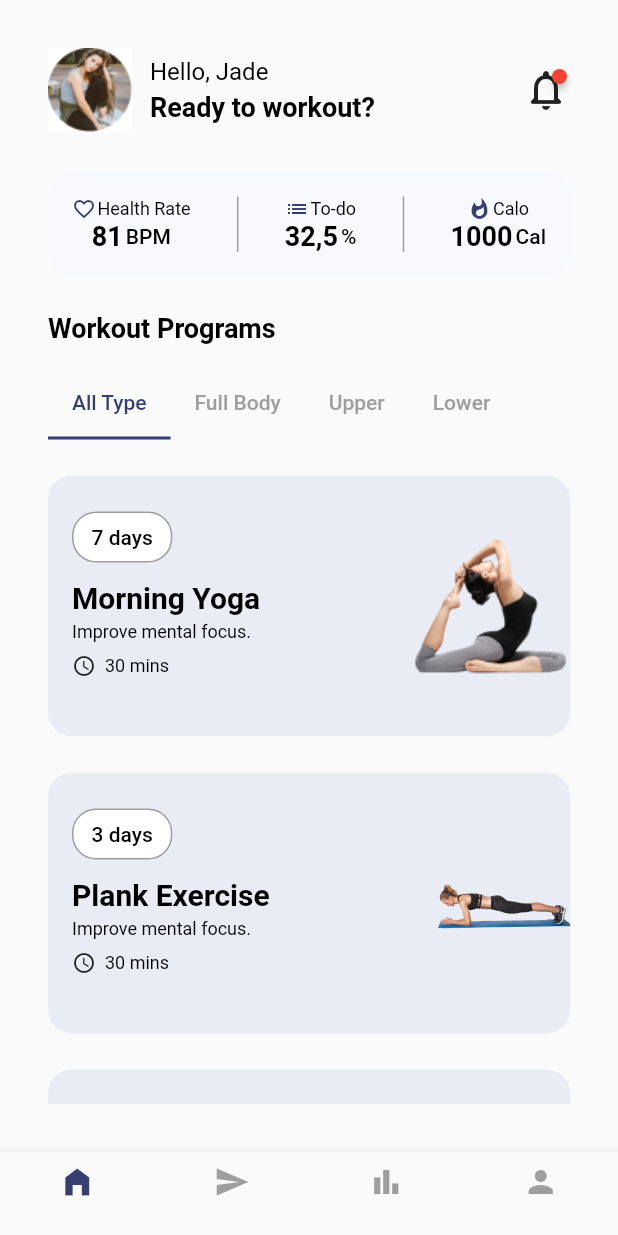
After one commit to MuhamedUssama/Route_Exam, a Flutter app: the HomeScreenSecond screen opened by its route, on a phone screen of 412 x 824 dp. The commit adds this screen. Run offline on Flutter 3.47's test engine with Material 2 defaults, Android fonts, the phone set to English and light mode, and no system bars; drawn by our look-alikes of badges; our stand-ins replace carousel_slider.

Commit message:
Finished the second screen

```diff
--- a/lib/main.dart
+++ b/lib/main.dart
@@ -1,6 +1,6 @@
 import 'package:exam/ui/screens/screen_1/main1.dart';
 import 'package:exam/ui/provider/page_provider.dart';
-import 'package:exam/ui/screens/screen_2/home.dart';
+import 'package:exam/ui/screens/screen_2/main2.dart';
 import 'package:exam/ui/screens/screen_3/home.dart';
 import 'package:flutter/material.dart';
 import 'package:provider/provider.dart';
@@ -21,7 +21,7 @@ class MyApp extends StatelessWidget {
         debugShowCheckedModeBanner: false,
         routes: {
           HomeScreenOne.routeName: (_) => HomeScreenOne(),
-          // HomeScreenSecond.routeName: (_) => HomeScreenOne(),
+          HomeScreenSecond.routeName: (_) => HomeScreenSecond(),
           // HomeScreenThird.routeName: (_) => HomeScreenOne(),
         },
         initialRoute: HomeScreenOne.routeName,
--- a/lib/ui/screens/screen_1/home_screen.dart
+++ b/lib/ui/screens/screen_1/home_screen.dart
@@ -33,7 +33,7 @@ class _HomeState extends State<Home> {
                 const Spacer(),
                 badges.Badge(
                   badgeContent: const Text(""),
-                  position: badges.BadgePosition.topEnd(top: -6, end: 0),
+                  position: badges.BadgePosition.topEnd(top: -6, end: 2),
                   child: const Icon(Icons.notifications_none_rounded, size: 32),
                 ),
               ],
--- /dev/null
+++ b/lib/ui/screens/screen_2/bottom_nav.dart
@@ -0,0 +1,52 @@
+import 'package:exam/ui/provider/page_provider.dart';
+import 'package:exam/ui/utils/app_colors.dart';
+import 'package:flutter/material.dart';
+import 'package:provider/provider.dart';
+
+class BottomNav extends StatelessWidget {
+  const BottomNav({super.key});
+
+  @override
+  Widget build(BuildContext context) {
+    final pageProvider = Provider.of<PageProvider>(context);
+    return BottomNavigationBar(
+        type: BottomNavigationBarType.fixed,
+        onTap: (value) {
+          pageProvider.setPage(value);
+        },
+        items: <BottomNavigationBarItem>[
+          BottomNavigationBarItem(
+              icon: Icon(
+                Icons.home_filled,
+                color: pageProvider.selectedIndex == 0
+                    ? AppColors.clickedIcon2
+                    : Colors.grey,
+              ),
+              label: ""),
+          BottomNavigationBarItem(
+              icon: Icon(
+                Icons.send,
+                color: pageProvider.selectedIndex == 1
+                    ? AppColors.clickedIcon2
+                    : Colors.grey,
+              ),
+              label: ""),
+          BottomNavigationBarItem(
+              icon: Icon(
+                Icons.bar_chart_outlined,
+                color: pageProvider.selectedIndex == 2
+                    ? AppColors.clickedIcon2
+                    : Colors.grey,
+              ),
+              label: ""),
+          BottomNavigationBarItem(
+              icon: Icon(
+                Icons.person,
+                color: pageProvider.selectedIndex == 3
+                    ? AppColors.clickedIcon2
+                    : Colors.grey,
+              ),
+              label: ""),
+        ]);
+  }
+}
--- a/lib/ui/screens/screen_2/home.dart
+++ /dev/null
@@ -1,11 +0,0 @@
-import 'package:flutter/material.dart';
-
-class HomeScreenSecond extends StatelessWidget {
-  static const routeName = "screen_2";
-  const HomeScreenSecond({Key? key}) : super(key: key);
-
-  @override
-  Widget build(BuildContext context) {
-    return Container();
-  }
-}
--- /dev/null
+++ b/lib/ui/screens/screen_2/main2.dart
@@ -0,0 +1,29 @@
+import 'package:exam/ui/provider/page_provider.dart';
+import 'package:exam/ui/screens/screen_2/bottom_nav.dart';
+import 'package:exam/ui/screens/screen_2/pages/analysis.dart';
+import 'package:exam/ui/screens/screen_2/pages/arrow.dart';
+import 'package:exam/ui/screens/screen_2/pages/Home/home.dart';
+import 'package:exam/ui/screens/screen_2/pages/person.dart';
+import 'package:flutter/material.dart';
+import 'package:provider/provider.dart';
+
+class HomeScreenSecond extends StatelessWidget {
+  static const routeName = "screen_2";
+  HomeScreenSecond({Key? key}) : super(key: key);
+
+  final List<Widget> pageWidgetsForSecondScreen = [
+    HomeScreen(),
+    ArrowScreen(),
+    AnalysisScreen(),
+    PersonScreen()
+  ];
+
+  @override
+  Widget build(BuildContext context) {
+    return Scaffold(
+      body: pageWidgetsForSecondScreen[
+          Provider.of<PageProvider>(context).selectedIndex],
+      bottomNavigationBar: const BottomNav(),
+    );
+  }
+}
--- /dev/null
+++ b/lib/ui/screens/screen_2/pages/Home/Workout Types/all_type.dart
@@ -0,0 +1,87 @@
+import 'package:exam/ui/utils/app_theme.dart';
+import 'package:flutter/material.dart';
+
+class AllType extends StatelessWidget {
+  final String title;
+  final String days;
+  final String image;
+  const AllType(
+      {super.key,
+      required this.title,
+      required this.days,
+      required this.image});
+
+  @override
+  Widget build(BuildContext context) {
+    return ClipRRect(
+      borderRadius: BorderRadius.circular(16),
+      child: Container(
+        width: double.infinity,
+        height: 174,
+        color: const Color(0xffEAECF5),
+        child: Row(
+          children: [
+            Expanded(
+              flex: 2,
+              child: Padding(
+                padding:
+                    const EdgeInsets.symmetric(vertical: 24, horizontal: 16),
+                child: Column(
+                  crossAxisAlignment: CrossAxisAlignment.start,
+                  children: [
+                    Container(
+                      padding: const EdgeInsets.symmetric(
+                          vertical: 8, horizontal: 12),
+                      decoration: BoxDecoration(
+                          color: Colors.white,
+                          border: Border.all(
+                            color: Colors.grey,
+                            width: 1,
+                          ),
+                          borderRadius: BorderRadius.circular(16)),
+                      child: Text(
+                        days,
+                        style: AppTheme.primaryTextStyle.copyWith(
+                            fontSize: 14, fontWeight: FontWeight.w500),
+                        textAlign: TextAlign.center,
+                      ),
+                    ),
+                    const SizedBox(height: 12),
+                    Text(
+                      title,
+                      style: AppTheme.primaryTextStyle
+                          .copyWith(fontSize: 20, fontWeight: FontWeight.w600),
+                    ),
+                    const SizedBox(height: 4),
+                    Text(
+                      "Improve mental focus.",
+                      style: AppTheme.primaryTextStyle
+                          .copyWith(fontSize: 12, fontWeight: FontWeight.w400),
+                    ),
+                    const SizedBox(height: 8),
+                    Row(
+                      children: [
+                        const Icon(Icons.watch_later_outlined, size: 16),
+                        const SizedBox(width: 6),
+                        Text(
+                          "30 mins",
+                          style: AppTheme.primaryTextStyle.copyWith(
+                              fontSize: 12, fontWeight: FontWeight.w400),
+                        )
+                      ],
+                    ),
+                  ],
+                ),
+              ),
+            ),
+            Expanded(
+              flex: 1,
+              child: Image.asset(image),
+            ),
+          ],
+        ),
+      ),
+    );
+  }
+}
+//"assets/screen_2/images/yoga.png"
--- /dev/null
+++ b/lib/ui/screens/screen_2/pages/Home/custom_health.dart
@@ -0,0 +1,51 @@
+import 'package:exam/ui/utils/app_colors.dart';
+import 'package:exam/ui/utils/app_theme.dart';
+import 'package:flutter/material.dart';
+
+class Health extends StatelessWidget {
+  final String title;
+  final String number;
+  final String unit;
+  final IconData icon;
+
+  const Health({
+    super.key,
+    required this.title,
+    required this.number,
+    required this.unit,
+    required this.icon,
+  });
+
+  @override
+  Widget build(BuildContext context) {
+    return Column(
+      children: [
+        Row(
+          children: [
+            Icon(
+              icon,
+              color: AppColors.clickedIcon2,
+              size: 16,
+              weight: 600,
+            ),
+            const SizedBox(width: 1),
+            Text(
+              title,
+              style: AppTheme.normalTextStyle.copyWith(fontSize: 12),
+            )
+          ],
+        ),
+        Row(
+          children: [
+            Text(number,
+                style: AppTheme.primaryTextStyle.copyWith(fontSize: 18)),
+            const SizedBox(width: 2),
+            Text(unit,
+                style: AppTheme.normalTextStyle
+                    .copyWith(fontSize: 14, fontWeight: FontWeight.w500)),
+          ],
+        )
+      ],
+    );
+  }
+}
--- /dev/null
+++ b/lib/ui/screens/screen_2/pages/Home/home.dart
@@ -0,0 +1,186 @@
+import 'package:exam/ui/screens/screen_2/pages/Home/Workout%20Types/all_type.dart';
+import 'package:exam/ui/screens/screen_2/pages/Home/custom_health.dart';
+import 'package:exam/ui/utils/app_colors.dart';
+import 'package:flutter/material.dart';
+import 'package:badges/badges.dart' as badges;
+
+import 'package:exam/ui/utils/app_theme.dart';
+
+class HomeScreen extends StatefulWidget {
+  const HomeScreen({super.key});
+
+  @override
+  State<HomeScreen> createState() => _HomeScreenState();
+}
+
+class _HomeScreenState extends State<HomeScreen> with TickerProviderStateMixin {
+  @override
+  Widget build(BuildContext context) {
+    TabController tabController = TabController(length: 4, vsync: this);
+    List<Map<String, String>> allTypeData = [
+      {
+        "title": "Morning Yoga",
+        "days": "7 days",
+        "image": "assets/screen_2/images/yoga.png"
+      },
+      {
+        "title": "Plank Exercise",
+        "days": "3 days",
+        "image": "assets/screen_2/images/plank.png"
+      },
+      {
+        "title": "Evening Yoga",
+        "days": "5 days",
+        "image": "assets/screen_2/images/yoga.png"
+      },
+    ];
+    return Scaffold(
+      body: Padding(
+        padding: const EdgeInsets.all(32),
+        child: Column(
+          crossAxisAlignment: CrossAxisAlignment.start,
+          children: [
+            Row(
+              mainAxisAlignment: MainAxisAlignment.spaceBetween,
+              children: [
+                Row(
+                  children: [
+                    Image.asset(
+                      "assets/screen_2/images/logo.jpg",
+                      height: 56,
+                      width: 56,
+                    ),
+                    const SizedBox(width: 12),
+                    Column(
+                      crossAxisAlignment: CrossAxisAlignment.start,
+                      children: [
+                        const Text("Hello, Jade",
+                            style: AppTheme.normalTextStyle),
+                        const SizedBox(height: 4),
+                        Text("Ready to workout?",
+                            style: AppTheme.primaryTextStyle
+                                .copyWith(fontSize: 18)),
+                      ],
+                    ),
+                  ],
+                ),
+                badges.Badge(
+                  badgeContent: const Text(""),
+                  position: badges.BadgePosition.topEnd(top: -6, end: 2),
+                  child: const Icon(
+                    Icons.notifications_none_rounded,
+                    size: 32,
+                    weight: 600,
+                  ),
+                )
+              ],
+            ),
+            const SizedBox(height: 27),
+            ClipRRect(
+              borderRadius: BorderRadius.circular(16),
+              child: Container(
+                color: AppColors.background2,
+                width: double.infinity,
+                padding: const EdgeInsets.all(16),
+                child: const IntrinsicHeight(
+                  child: Row(
+                    mainAxisAlignment: MainAxisAlignment.spaceBetween,
+                    children: [
+                      Health(
+                          title: "Health Rate",
+                          number: "81",
+                          unit: "BPM",
+                          icon: Icons.favorite_border_outlined),
+                      VerticalDivider(
+                        color: Colors.grey,
+                        thickness: 1,
+                        width: 2,
+                      ),
+                      Health(
+                          title: "To-do",
+                          number: "32,5",
+                          unit: "%",
+                          icon: Icons.list),
+                      VerticalDivider(
+                        color: Colors.grey,
+                        thickness: 1,
+                        width: 2,
+                      ),
+                      Health(
+                          title: "Calo",
+                          number: "1000",
+                          unit: "Cal",
+                          icon: Icons.whatshot),
+                    ],
+                  ),
+                ),
+              ),
+            ),
+            const SizedBox(height: 24),
+            Text(
+              "Workout Programs",
+              style: AppTheme.primaryTextStyle.copyWith(fontSize: 18),
+            ),
+            const SizedBox(height: 16),
+            TabBar(
+              unselectedLabelColor: Colors.grey,
+              labelColor: AppColors.clickedIcon2,
+              indicatorColor: AppColors.clickedIcon2,
+              isScrollable: true,
+              controller: tabController,
+              tabs: const [
+                Tab(
+                  text: "All Type",
+                ),
+                Tab(
+                  text: "Full Body",
+                ),
+                Tab(
+                  text: "Upper",
+                ),
+                Tab(
+                  text: "Lower",
+                ),
+              ],
+            ),
+            const SizedBox(height: 24),
+            Expanded(
+              child: TabBarView(
+                controller: tabController,
+                children: [
+                  ListView.builder(
+                    padding: EdgeInsets.zero,
+                    itemCount: allTypeData.length,
+                    itemBuilder: (BuildContext context, int index) {
+                      String title = allTypeData[index]["title"] ?? "";
+                      String days = allTypeData[index]["days"] ?? "";
+                      String image = allTypeData[index]["image"] ?? "";
+
+                      return Column(
+                        children: [
+                          AllType(
+                            title: title,
+                            days: days,
+                            image: image,
+                          ),
+                          const SizedBox(height: 24),
+                        ],
+                      );
+                    },
+                  ),
+                  const Center(
+                      child:
+                          Text("Full Body", style: AppTheme.primaryTextStyle)),
+                  const Center(
+                      child: Text("Upper", style: AppTheme.primaryTextStyle)),
+                  const Center(
+                      child: Text("Lower", style: AppTheme.primaryTextStyle)),
+                ],
+              ),
+            ),
+          ],
+        ),
+      ),
+    );
+  }
+}
--- /dev/null
+++ b/lib/ui/screens/screen_2/pages/analysis.dart
@@ -0,0 +1,16 @@
+import 'package:exam/ui/utils/app_theme.dart';
+import 'package:flutter/material.dart';
+
+class AnalysisScreen extends StatelessWidget {
+  const AnalysisScreen({super.key});
+
+  @override
+  Widget build(BuildContext context) {
+    return const Center(
+      child: Column(
+        mainAxisAlignment: MainAxisAlignment.center,
+        children: [Text("Analysis Screen", style: AppTheme.primaryTextStyle)],
+      ),
+    );
+  }
+}
--- /dev/null
+++ b/lib/ui/screens/screen_2/pages/arrow.dart
@@ -0,0 +1,16 @@
+import 'package:exam/ui/utils/app_theme.dart';
+import 'package:flutter/material.dart';
+
+class ArrowScreen extends StatelessWidget {
+  const ArrowScreen({super.key});
+
+  @override
+  Widget build(BuildContext context) {
+    return const Center(
+      child: Column(
+        mainAxisAlignment: MainAxisAlignment.center,
+        children: [Text("Arrow Screen", style: AppTheme.primaryTextStyle)],
+      ),
+    );
+  }
+}
--- /dev/null
+++ b/lib/ui/screens/screen_2/pages/person.dart
@@ -0,0 +1,16 @@
+import 'package:exam/ui/utils/app_theme.dart';
+import 'package:flutter/material.dart';
+
+class PersonScreen extends StatelessWidget {
+  const PersonScreen({super.key});
+
+  @override
+  Widget build(BuildContext context) {
+    return const Center(
+      child: Column(
+        mainAxisAlignment: MainAxisAlignment.center,
+        children: [Text("Person Screen", style: AppTheme.primaryTextStyle)],
+      ),
+    );
+  }
+}
--- a/lib/ui/utils/app_colors.dart
+++ b/lib/ui/utils/app_colors.dart
@@ -8,6 +8,7 @@ abstract class AppColors {
 
   static const Color accent2 = Color(0xff717bbc);
   static const Color clickedIcon2 = Color(0xff363F72);
+  static const Color background2 = Color(0xfff8f9fc);
 
   static const Color accent3 = Color(0xff667085);
   static const Color clickedIcon3 = Color(0xff5925DC);
```
Also changed, not shown: lib/ui/screens/screen_2/pages/Home/Workout Types/full_body.dart (added), lib/ui/screens/screen_2/pages/Home/Workout Types/lower.dart (added), lib/ui/screens/screen_2/pages/Home/Workout Types/upper.dart (added), 1 other file.
